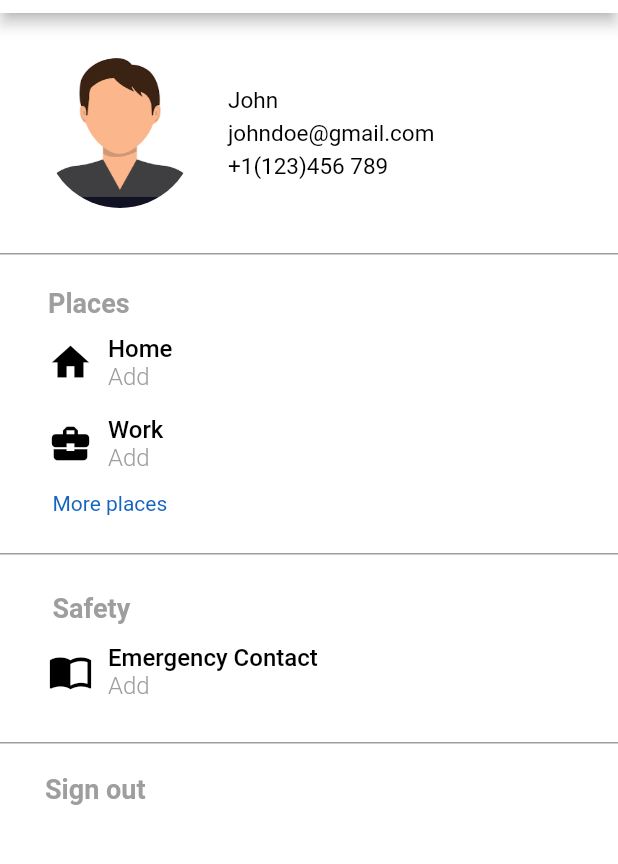
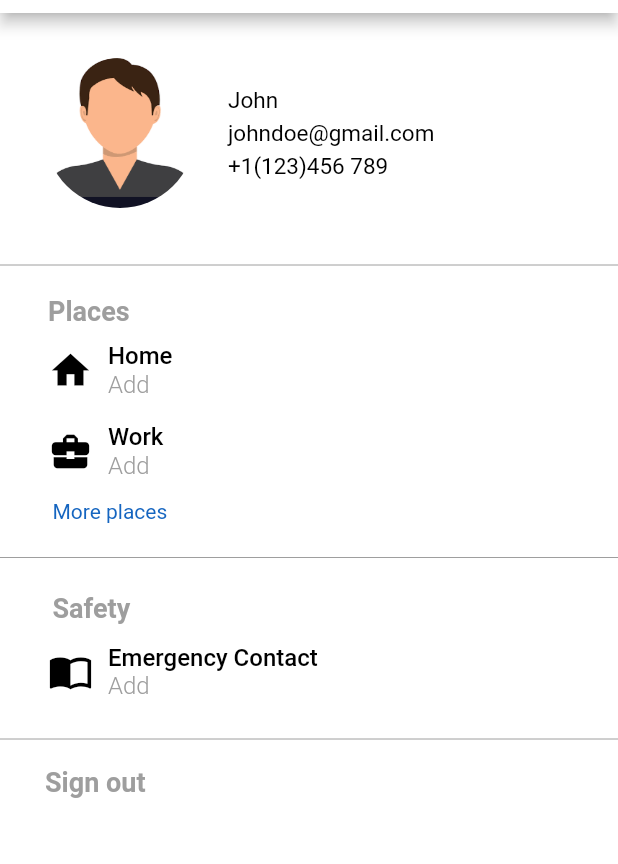
Before and after one commit to bryanpei/dsc-neu-safer-transportation, a Flutter app: the Settings screen opened by its route, on a phone screen of 412 x 824 dp, the part 71-935 px from its top. Run offline on Flutter 3.47's test engine with Material 2 defaults, Android fonts, the phone set to English and light mode, and no system bars; our stand-ins replace firebase_auth, flutter_spinkit, geolocator, google_maps_flutter; accounts and stored records are empty.

Commit message:
update divider

```diff
--- /dev/null
+++ b/lib/components/divider.dart
@@ -0,0 +1,11 @@
+import 'package:flutter/material.dart';
+
+
+class DivideLine extends StatelessWidget {
+  @override
+  Widget build(BuildContext context) {
+    return Divider(
+      color: Colors.grey,
+
+    );
+  }}
--- a/lib/screens/settings.dart
+++ b/lib/screens/settings.dart
@@ -1,4 +1,5 @@
 import 'package:flutter/material.dart';
+import 'package:safer_transportation/components/divider.dart';
 import 'package:safer_transportation/components/menu.dart';
 import 'package:safer_transportation/components/text_update_tool.dart';
 
@@ -94,14 +95,10 @@ class _SettingsState extends State<Settings> {
                                 ])),
                       ]),
                 )), //profile pic and info
+            DivideLine(),
             Container(
-              decoration: BoxDecoration(
-                  border: Border(
-                      top: BorderSide(
-                        color: Colors.grey,
-                      ))),
               child: Padding(
-                padding: EdgeInsets.symmetric(vertical: 20, horizontal: 30),
+                padding: EdgeInsets.symmetric(vertical: 10, horizontal: 30),
                 child: Column(
                     crossAxisAlignment: CrossAxisAlignment.start,
                     mainAxisAlignment: MainAxisAlignment.start,
@@ -227,15 +224,11 @@ class _SettingsState extends State<Settings> {
                       )
                     ]),
               ),
-            ), //Places
+            ),
+            DivideLine(),//Places
             Container(
-              decoration: BoxDecoration(
-                  border: Border(
-                      top: BorderSide(
-                        color: Colors.grey,
-                      ))),
               child: Padding(
-                padding: EdgeInsets.symmetric(vertical: 20, horizontal: 30),
+                padding: EdgeInsets.symmetric(vertical: 10, horizontal: 30),
                 child: Column(
                     crossAxisAlignment: CrossAxisAlignment.start,
                     mainAxisAlignment: MainAxisAlignment.start,
@@ -297,15 +290,11 @@ class _SettingsState extends State<Settings> {
                           ])),
                     ]),
               ),
-            ), //Safety
+            ),
+            DivideLine(),//Safety
             Container(
-              decoration: BoxDecoration(
-                  border: Border(
-                      top: BorderSide(
-                        color: Colors.grey,
-                      ))),
               child: Padding(
-                padding: EdgeInsets.symmetric(vertical: 20, horizontal: 30),
+                padding: EdgeInsets.symmetric(vertical: 10, horizontal: 30),
                 child: InkWell(
                     child: Text(
                       'Sign out',
```
